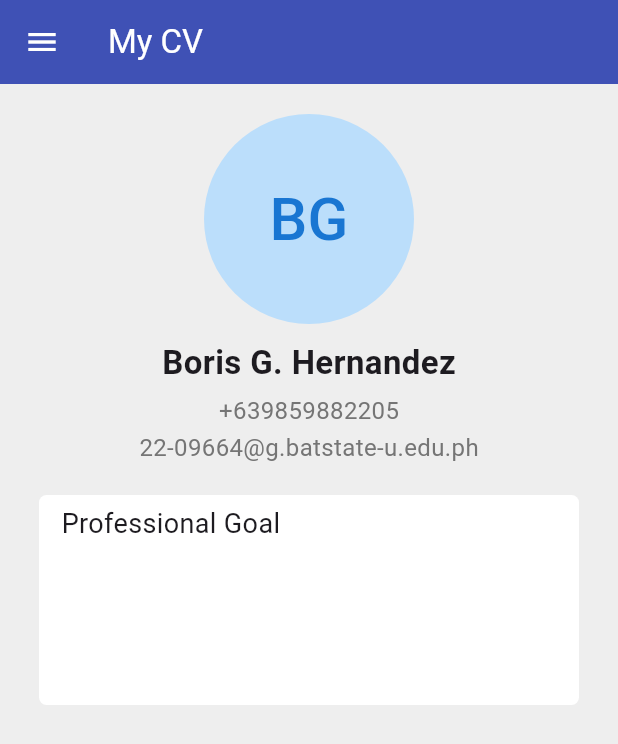
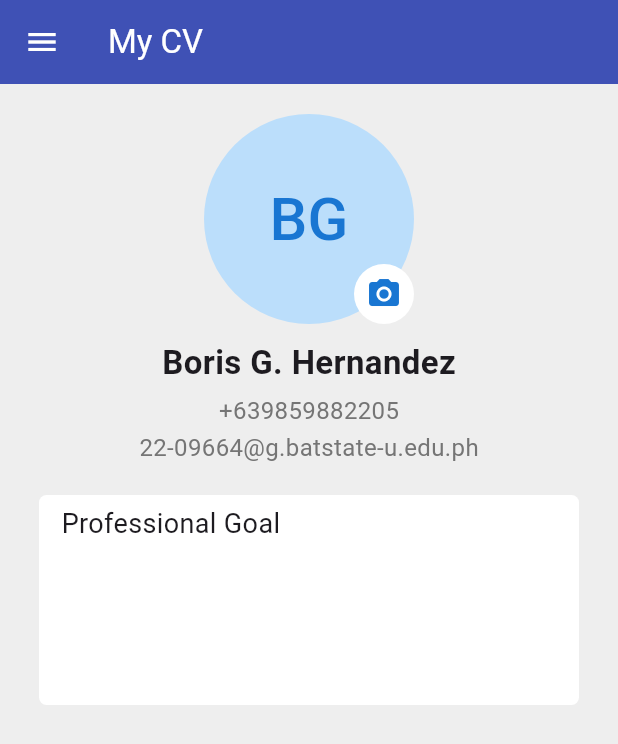
Before and after one commit to BorisHer/flutter_cv, a Flutter app: the BasicScreen screen opened directly, on a phone screen of 412 x 824 dp. Shown: the top 744 px of the screen. Run offline on Flutter 3.47's test engine with Material 3 defaults, Android fonts, the phone set to English and light mode, and no system bars; our stand-ins replace image_picker.

Commit message:
uploaded changes

```diff
--- a/lib/basic_screen.dart
+++ b/lib/basic_screen.dart
@@ -61,47 +61,47 @@ class _BasicScreenState extends State<BasicScreen> {
               ),
             ),
             ListTile(
-              leading: Icon(
+              leading: const Icon(
                 Icons.circle, // Circle icon
                 color: Colors.grey,
               ),
               title: const Text('Education'),
               onTap: () {
-                _onItemTapped(0);
-                Navigator.pop(context);
+                /*_onItemTapped(0);
+                Navigator.pop(context);*/
               },
             ),
             ListTile(
-              leading: Icon(
+              leading: const Icon(
                 Icons.circle,
                 color: Colors.grey,
               ),
               title: const Text('Skills'),
               onTap: () {
-                _onItemTapped(1);
-                Navigator.pop(context);
+                /*_onItemTapped(1);
+                Navigator.pop(context);*/
               },
             ),
             ListTile(
-              leading: Icon(
+              leading: const Icon(
                 Icons.circle,
                 color: Colors.grey,
               ),
               title: const Text('Projects'),
               onTap: () {
-                _onItemTapped(2);
-                Navigator.pop(context);
+                /*_onItemTapped(2);
+                Navigator.pop(context);*/
               },
             ),
             ListTile(
-              leading: Icon(
+              leading: const Icon(
                 Icons.circle,
                 color: Colors.grey,
               ),
               title: const Text('Experience'),
               onTap: () {
-                _onItemTapped(3);
-                Navigator.pop(context);
+                /*_onItemTapped(3);
+                Navigator.pop(context);*/
               },
             ),
           ],
--- a/lib/immutable_widget.dart
+++ b/lib/immutable_widget.dart
@@ -1,32 +1,77 @@
 import 'package:flutter/material.dart';
+import 'package:image_picker/image_picker.dart';
+import 'dart:io';
 
-class ImmutableWidget extends StatelessWidget {
+class ImmutableWidget extends StatefulWidget {
   const ImmutableWidget({super.key});
+
+  @override
+  _ImmutableWidgetState createState() => _ImmutableWidgetState();
+}
+
+class _ImmutableWidgetState extends State<ImmutableWidget> {
+  File? _avatarImage;
+
+  Future<void> _pickImage() async {
+    final picker = ImagePicker();
+    final pickedFile = await picker.pickImage(source: ImageSource.gallery);
+
+    if (pickedFile != null) {
+      setState(() {
+        _avatarImage = File(pickedFile.path);
+      });
+    }
+  }
 
   @override
   Widget build(BuildContext context) {
     return Scaffold(
       body: Container(
-        color: Colors.grey.shade200, // Set your desired background color here
+        color: Colors.grey.shade200,
         child: Center(
           child: Column(
             mainAxisAlignment: MainAxisAlignment.start,
             children: <Widget>[
-              const SizedBox(
-                  height: 20), // Create vertical space between two widgets
-              CircleAvatar(
+              const SizedBox(height: 20),
+              Stack(
+                children: [
+                  GestureDetector(
+                    onTap: _pickImage,
+                    child: CircleAvatar(
                       radius: 70,
                       backgroundColor: Colors.blue.shade100,
-                child: Text(
+                      backgroundImage: _avatarImage != null
+                          ? FileImage(_avatarImage!)
+                          : null,
+                      child: _avatarImage == null
+                          ? Text(
                               'BG',
                               style: TextStyle(
                                 fontSize: 40,
                                 color: Colors.blue.shade700,
                               ),
+                            )
+                          : null,
                     ),
                   ),
-              const SizedBox(
-                  height: 10), // Reduced space between avatar and name
+                  Positioned(
+                    bottom: 0,
+                    right: 0,
+                    child: GestureDetector(
+                      onTap: _pickImage,
+                      child: CircleAvatar(
+                        radius: 20,
+                        backgroundColor: Colors.white,
+                        child: Icon(
+                          Icons.camera_alt,
+                          color: Colors.blue.shade700,
+                        ),
+                      ),
+                    ),
+                  ),
+                ],
+              ),
+              const SizedBox(height: 10),
               const Text(
                 'Boris G. Hernandez',
                 style: TextStyle(
@@ -34,8 +79,7 @@ class ImmutableWidget extends StatelessWidget {
                   fontWeight: FontWeight.bold,
                 ),
               ),
-              const SizedBox(
-                  height: 5), // Reduced space between name and phone number
+              const SizedBox(height: 5),
               Text(
                 '+639859882205',
                 style: TextStyle(
@@ -43,8 +87,7 @@ class ImmutableWidget extends StatelessWidget {
                   color: Colors.grey.shade600,
                 ),
               ),
-              const SizedBox(
-                  height: 2), // Reduced space between phone and email
+              const SizedBox(height: 2),
               Text(
                 '22-09664@g.batstate-u.edu.ph',
                 style: TextStyle(
@@ -53,8 +96,8 @@ class ImmutableWidget extends StatelessWidget {
                 ),
               ),
               Container(
-                margin: EdgeInsets.all(20),
-                padding: EdgeInsets.fromLTRB(15, 6, 0, 0),
+                margin: const EdgeInsets.all(20),
+                padding: const EdgeInsets.fromLTRB(15, 6, 0, 0),
                 height: 140,
                 width: 360,
                 decoration: BoxDecoration(
--- a/lib/main.dart
+++ b/lib/main.dart
@@ -1,5 +1,5 @@
 import 'package:flutter/material.dart';
-import 'basic_screen.dart';
+import 'package:flutter_cv/login_screen.dart';
 
 void main() {
   runApp(const MainApp());
@@ -15,7 +15,7 @@ class MainApp extends StatelessWidget {
       theme: ThemeData(
         primarySwatch: Colors.blue,
       ),
-      home: const BasicScreen(),
+      home: const LoginScreen(),
     );
   }
 }
```
Also changed, not shown: lib/login_screen.dart (added, +110 -0 lines), pubspec.yaml (+5 -71 lines), pubspec.lock, 6 other files. Lines whose indentation alone changed are shown as unchanged.
